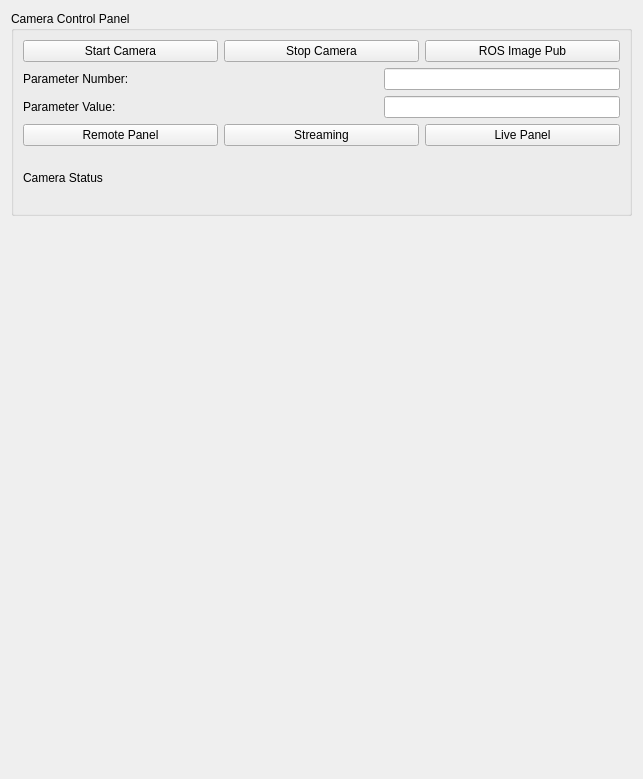
Above: src/Infratec_thermal_camera/Infratec_ros_driver/resources/infratec.ui from Davidlequnchen/MultiSensorFusion-ROS-AM-Monitoring before the change. Below: the same form after it.
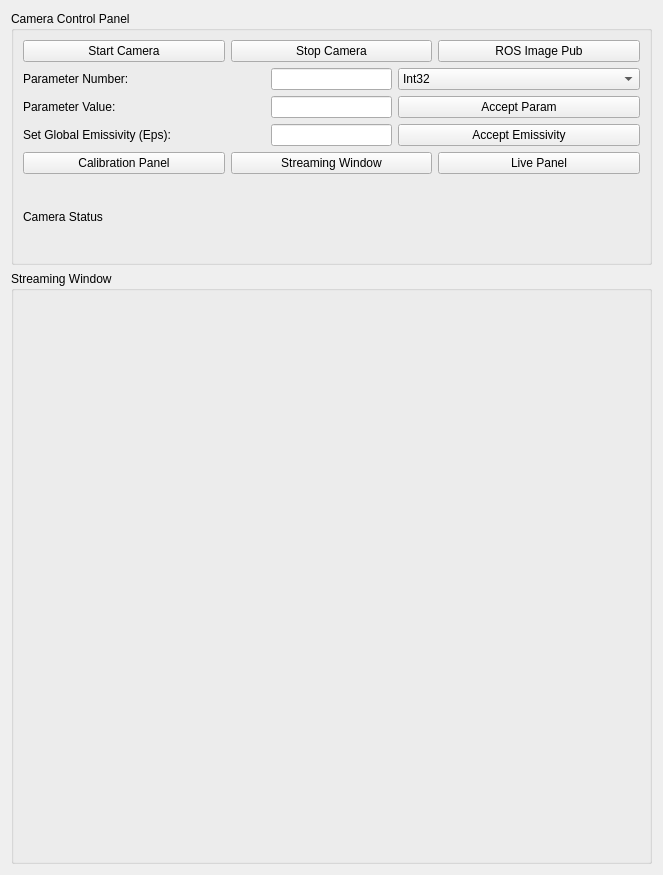
That is the form after the change.

Commit message: Add set param and set emissivity functionalities to the Infratec ROS software

```diff
--- a/src/Infratec_thermal_camera/Infratec_ros_driver/resources/infratec.ui
+++ b/src/Infratec_thermal_camera/Infratec_ros_driver/resources/infratec.ui
@@ -6,22 +6,22 @@
    <rect>
     <x>0</x>
     <y>0</y>
-    <width>643</width>
-    <height>779</height>
+    <width>663</width>
+    <height>875</height>
    </rect>
   </property>
   <property name="windowTitle">
    <string>Infratec Thermal Camera</string>
   </property>
-  <layout class="QVBoxLayout" name="verticalLayout_2" stretch="3,8">
+  <layout class="QVBoxLayout" name="verticalLayout" stretch="3,7">
    <item>
-    <widget class="QGroupBox" name="groupBox">
+    <widget class="QGroupBox" name="groupBox_2">
      <property name="title">
       <string>Camera Control Panel</string>
      </property>
-     <layout class="QVBoxLayout" name="verticalLayout">
+     <layout class="QVBoxLayout" name="verticalLayout_2">
       <item>
-       <layout class="QHBoxLayout" name="horizontalLayout_4">
+       <layout class="QHBoxLayout" name="horizontalLayout_6">
         <item>
          <widget class="QPushButton" name="StartButton">
           <property name="text">
@@ -46,72 +46,113 @@
        </layout>
       </item>
       <item>
-       <layout class="QHBoxLayout" name="horizontalLayout_3" stretch="3,3,4">
+       <layout class="QHBoxLayout" name="horizontalLayout_2" stretch="4,2,4">
         <item>
-         <widget class="QLabel" name="label">
+         <widget class="QLabel" name="label_4">
           <property name="text">
            <string>Parameter Number:</string>
           </property>
          </widget>
         </item>
-        <item>
-         <spacer name="horizontalSpacer_2">
-          <property name="orientation">
-           <enum>Qt::Horizontal</enum>
-          </property>
-          <property name="sizeHint" stdset="0">
-           <size>
-            <width>40</width>
-            <height>20</height>
-           </size>
-          </property>
-         </spacer>
-        </item>
         <item>
          <widget class="QLineEdit" name="ParmNumEdit"/>
         </item>
+        <item>
+         <widget class="QComboBox" name="datatypeCombox">
+          <item>
+           <property name="text">
+            <string>Int32</string>
+           </property>
+          </item>
+          <item>
+           <property name="text">
+            <string>Int64</string>
+           </property>
+          </item>
+          <item>
+           <property name="text">
+            <string>Single</string>
+           </property>
+          </item>
+          <item>
+           <property name="text">
+            <string>Double</string>
+           </property>
+          </item>
+          <item>
+           <property name="text">
+            <string>String</string>
+           </property>
+          </item>
+          <item>
+           <property name="text">
+            <string>IdxInt32</string>
+           </property>
+          </item>
+          <item>
+           <property name="text">
+            <string>IdxString</string>
+           </property>
+          </item>
+         </widget>
+        </item>
        </layout>
       </item>
       <item>
-       <layout class="QHBoxLayout" name="horizontalLayout_2" stretch="3,3,4">
+       <layout class="QHBoxLayout" name="horizontalLayout_3" stretch="4,2,4">
         <item>
-         <widget class="QLabel" name="label_2">
+         <widget class="QLabel" name="label_5">
           <property name="text">
            <string>Parameter Value:</string>
           </property>
          </widget>
         </item>
-        <item>
-         <spacer name="horizontalSpacer">
-          <property name="orientation">
-           <enum>Qt::Horizontal</enum>
-          </property>
-          <property name="sizeHint" stdset="0">
-           <size>
-            <width>40</width>
-            <height>20</height>
-           </size>
-          </property>
-         </spacer>
-        </item>
         <item>
          <widget class="QLineEdit" name="ParmValueEdit"/>
         </item>
+        <item>
+         <widget class="QPushButton" name="AcceptParamButton">
+          <property name="text">
+           <string>Accept Param</string>
+          </property>
+         </widget>
+        </item>
        </layout>
       </item>
       <item>
-       <layout class="QHBoxLayout" name="horizontalLayout">
+       <layout class="QHBoxLayout" name="horizontalLayout_4" stretch="4,2,4">
+        <item>
+         <widget class="QLabel" name="label_6">
+          <property name="text">
+           <string>Set Global Emissivity (Eps):</string>
+          </property>
+         </widget>
+        </item>
+        <item>
+         <widget class="QLineEdit" name="SetGlobalEps"/>
+        </item>
+        <item>
+         <widget class="QPushButton" name="AcceptEpsButton">
+          <property name="text">
+           <string>Accept Emissivity</string>
+          </property>
+         </widget>
+        </item>
+       </layout>
+      </item>
+      <item>
+       <layout class="QHBoxLayout" name="horizontalLayout_10">
         <item>
          <widget class="QPushButton" name="RemoteButton">
           <property name="text">
-           <string>Remote Panel</string>
+           <string>Calibration Panel</string>
           </property>
          </widget>
         </item>
         <item>
          <widget class="QPushButton" name="StreamingButton">
           <property name="text">
-           <string>Streaming</string>
+           <string>Streaming Window</string>
           </property>
          </widget>
         </item>
@@ -135,7 +176,16 @@
     </widget>
    </item>
    <item>
-    <widget class="QWidget" name="ImageWidget" native="true"/>
+    <widget class="QGroupBox" name="groupBox">
+     <property name="title">
+      <string>Streaming Window</string>
+     </property>
+     <layout class="QHBoxLayout" name="horizontalLayout">
+      <item>
+       <widget class="QWidget" name="ImageWidget" native="true"/>
+      </item>
+     </layout>
+    </widget>
    </item>
   </layout>
  </widget>
```
The commit also changes 6 other files.
